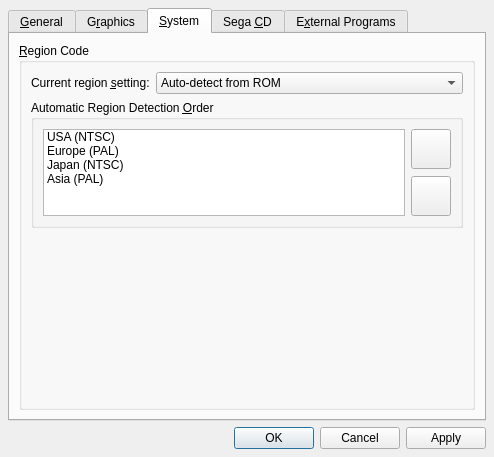
Qt form src/gens-qt4/ui/GeneralConfigWindow.ui (GerbilSoft/gens-gs-ii) before a commit.
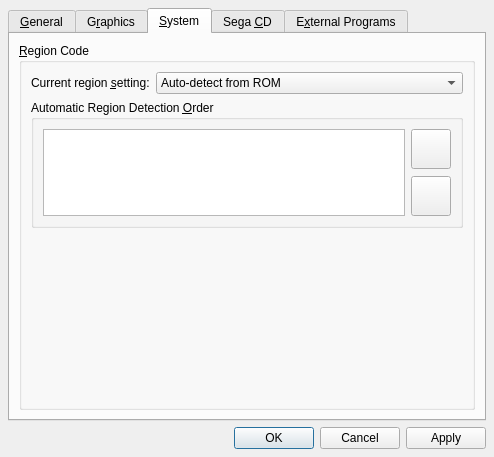
The same form after that commit. The open tabs and pages were chosen to show the change. Custom widgets are drawn as their Qt base class.

Commit message:
[gens-qt4] GeneralConfigWindow::reload(): Load region auto-detection settings.
Use gqt4_config->regionCodeOrder() to determine which order to add
the auto-detect items to lstRegionDetect.

ui/GeneralConfigWindow.ui: Removed the default items in lstRegionDetect.

lstRegionDetect is now populated in GeneralConfigWindow::reload().

TODO: Save the new ordering in GeneralConfigWindow::save().

What changed in the file:
```diff
--- a/src/gens-qt4/ui/GeneralConfigWindow.ui
+++ b/src/gens-qt4/ui/GeneralConfigWindow.ui
@@ -668,26 +668,6 @@
                 <property name="dragDropMode">
                  <enum>QAbstractItemView::InternalMove</enum>
                 </property>
-                <item>
-                 <property name="text">
-                  <string>USA (NTSC)</string>
-                 </property>
-                </item>
-                <item>
-                 <property name="text">
-                  <string>Europe (PAL)</string>
-                 </property>
-                </item>
-                <item>
-                 <property name="text">
-                  <string>Japan (NTSC)</string>
-                 </property>
-                </item>
-                <item>
-                 <property name="text">
-                  <string>Asia (PAL)</string>
-                 </property>
-                </item>
                </widget>
               </item>
               <item>
```
The commit also changes 1 other file.
